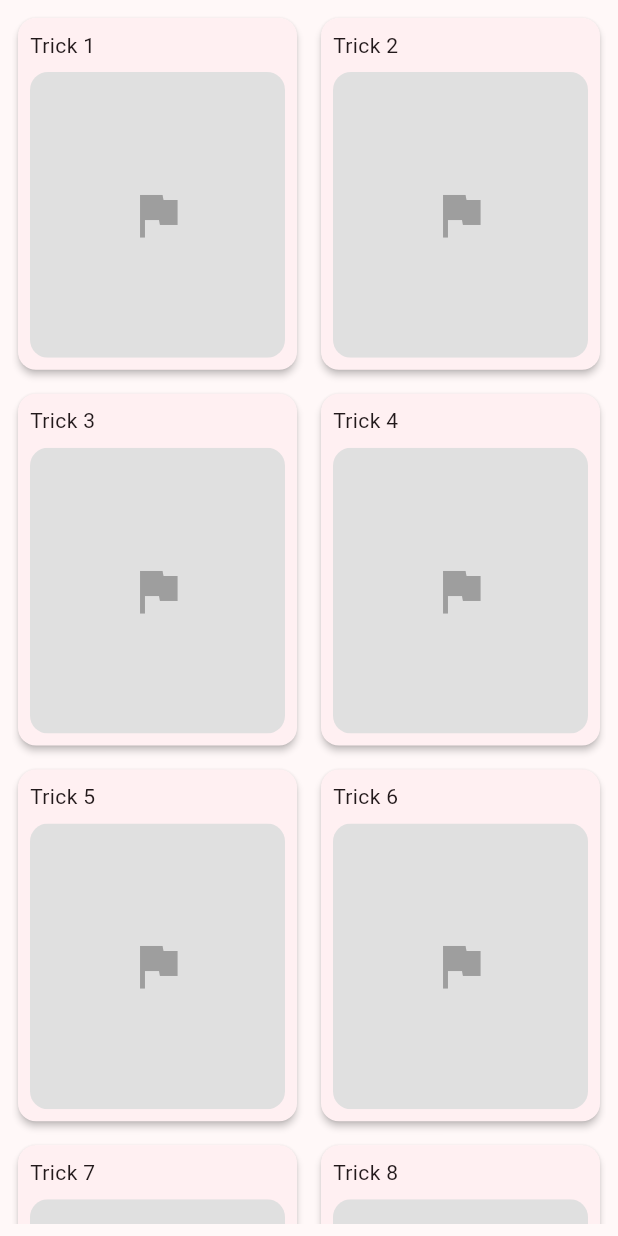
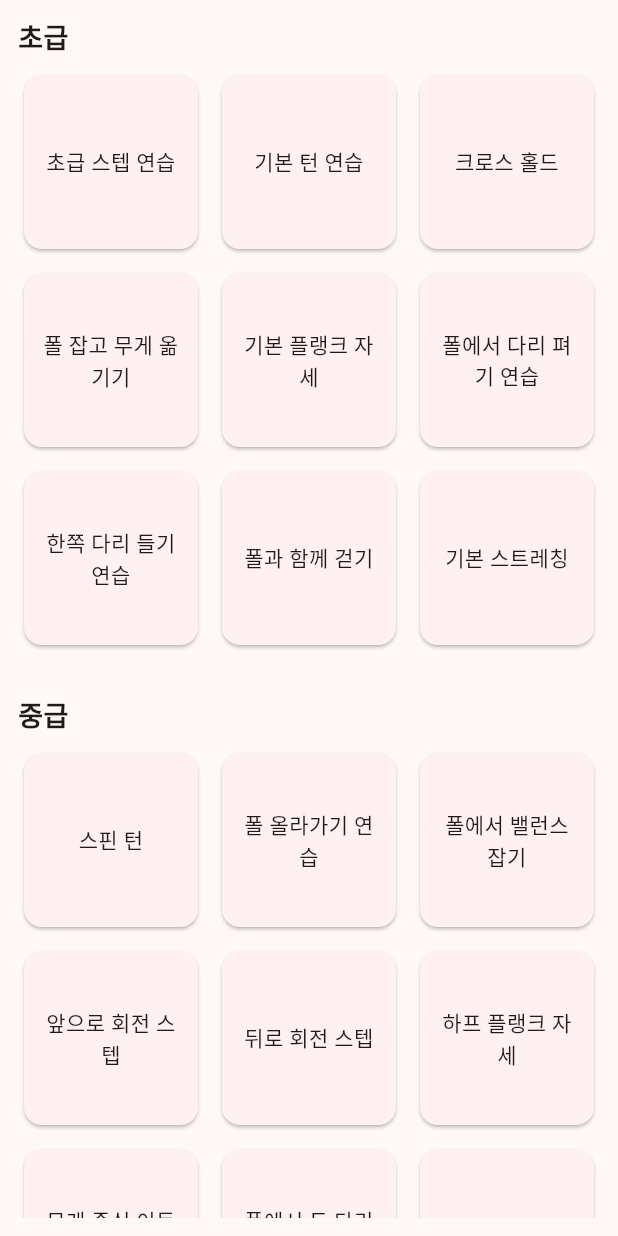
Before and after one commit to MontyCoder0701/pole-app, a Flutter app: the ProgressPage screen opened directly, on a phone screen of 412 x 824 dp. Run offline on Flutter 3.47's test engine with Material 3 defaults, Android fonts, the phone set to English and light mode, and no system bars; missing offline and left inert: photo_manager.

Commit message:
fix: 기록 화면 디자인 개선

```diff
--- a/lib/main.dart
+++ b/lib/main.dart
@@ -46,7 +46,7 @@ class _MyHomePageState extends State<MyHomePage> {
       appBar: AppBar(
         centerTitle: false,
         title: Text(
-          'Polinii :)',
+          'Polinii:)',
           style: TextStyle(color: CustomColor.primary),
         ),
         actions: [
--- a/lib/progress.page.dart
+++ b/lib/progress.page.dart
@@ -10,67 +10,111 @@ class ProgressPage extends StatefulWidget {
 }
 
 class _ProgressPageState extends State<ProgressPage> {
-  final List<bool> _completedTasks = List.generate(10, (_) => false);
+  final List<List<bool>> _completedTasks = [
+    List.generate(9, (_) => false),
+    List.generate(9, (_) => false),
+    List.generate(9, (_) => false),
+  ];
+
+  final List<List<String>> _exampleTasks = [
+    [
+      '초급 스텝 연습',
+      '기본 턴 연습',
+      '크로스 홀드',
+      '폴 잡고 무게 옮기기',
+      '기본 플랭크 자세',
+      '폴에서 다리 펴기 연습',
+      '한쪽 다리 들기 연습',
+      '폴과 함께 걷기',
+      '기본 스트레칭',
+    ],
+    [
+      '스핀 턴',
+      '폴 올라가기 연습',
+      '폴에서 밸런스 잡기',
+      '앞으로 회전 스텝',
+      '뒤로 회전 스텝',
+      '하프 플랭크 자세',
+      '무게 중심 이동 연습',
+      '폴에서 두 다리 들기',
+      '중급 스트레칭',
+    ],
+    [
+      '풀 스핀',
+      '폴 위에서 다리 벌리기',
+      '폴과 함께 플립',
+      '폴 역회전 턴',
+      '한 손으로 폴 잡기 연습',
+      '상체와 하체 조화 동작',
+      '폴에서 몸 비틀기',
+      '폴 위에서 하체 이동',
+      '고급 스트레칭',
+    ],
+  ];
 
   @override
   Widget build(BuildContext context) {
     return Scaffold(
       body: Padding(
-        padding: const EdgeInsets.all(8.0),
-        child: GridView.builder(
+        padding: const EdgeInsets.all(12.0),
+        child: ListView.separated(
+          separatorBuilder: (context, index) => SizedBox(height: 30),
+          itemCount: _completedTasks.length,
+          itemBuilder: (context, gridIndex) {
+            final title = ['초급', '중급', '고급'][gridIndex];
+            return Column(
+              crossAxisAlignment: CrossAxisAlignment.start,
+              children: [
+                Text(
+                  title,
+                  style: const TextStyle(
+                    fontSize: 18,
+                    fontWeight: FontWeight.bold,
+                  ),
+                ),
+                const SizedBox(height: 8),
+                GridView.builder(
+                  shrinkWrap: true,
+                  physics: const NeverScrollableScrollPhysics(),
                   gridDelegate: const SliverGridDelegateWithFixedCrossAxisCount(
-            crossAxisCount: 2,
+                    crossAxisCount: 3,
                     crossAxisSpacing: 8,
                     mainAxisSpacing: 8,
-            childAspectRatio: 0.8,
+                    childAspectRatio: 1,
                   ),
-          itemCount: _completedTasks.length,
+                  itemCount: _completedTasks[gridIndex].length,
                   itemBuilder: (context, index) {
                     return GestureDetector(
                       onTap: () {
                         setState(() {
-                  _completedTasks[index] = !_completedTasks[index];
+                          _completedTasks[gridIndex][index] =
+                              !_completedTasks[gridIndex][index];
                         });
                       },
                       child: Stack(
                         children: [
                           Card(
-                    elevation: 2,
+                            elevation: 1,
                             shape: RoundedRectangleBorder(
                               borderRadius: BorderRadius.circular(12),
                             ),
                             child: Padding(
-                      padding: const EdgeInsets.all(8.0),
-                      child: Column(
-                        crossAxisAlignment: CrossAxisAlignment.stretch,
-                        children: [
-                          Text('Trick ${index + 1}'),
-                          const SizedBox(height: 8),
-                          Expanded(
-                            child: ClipRRect(
-                              borderRadius: BorderRadius.circular(12),
-                              child: Container(
-                                color: Colors.grey[300],
-                                child: const Center(
-                                  child: Icon(
-                                    Icons.flag,
-                                    size: 40,
-                                    color: Colors.grey,
+                              padding: const EdgeInsets.all(12.0),
+                              child: Center(
+                                child: Text(
+                                  _exampleTasks[gridIndex][index],
+                                  textAlign: TextAlign.center,
                                 ),
                               ),
                             ),
                           ),
-                          ),
-                        ],
-                      ),
-                    ),
-                  ),
-                  if (_completedTasks[index])
+                          if (_completedTasks[gridIndex][index])
                             Center(
                               child: Icon(
                                 Icons.verified,
                                 size: 80,
-                        color: CustomColor.primary.withValues(alpha: 0.5),
+                                color:
+                                    CustomColor.primary.withValues(alpha: 0.5),
                               ),
                             ),
                         ],
@@ -78,6 +122,10 @@ class _ProgressPageState extends State<ProgressPage> {
                     );
                   },
                 ),
+              ],
+            );
+          },
+        ),
       ),
     );
   }
--- a/lib/records.page.dart
+++ b/lib/records.page.dart
@@ -43,7 +43,7 @@ class _RecordsPageState extends State<RecordsPage> {
                 }
               },
               child: Card(
-                elevation: 2,
+                elevation: 1,
                 shape: RoundedRectangleBorder(
                   borderRadius: BorderRadius.circular(12),
                 ),
```
Lines whose indentation alone changed are shown as unchanged.
